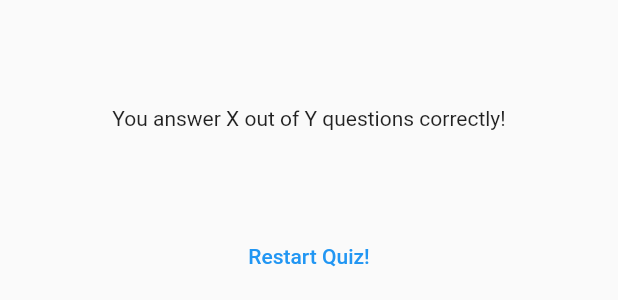
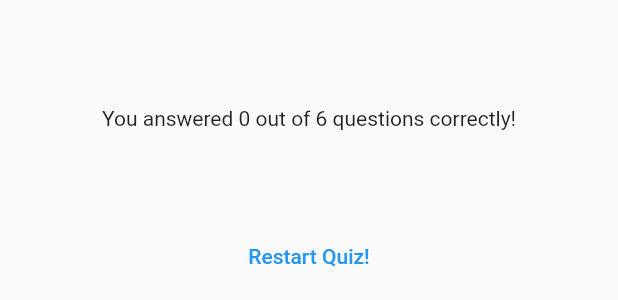
Before and after one commit to eunrain/flutter-adv, a Flutter app: the ResultsScreen widget shown alone on an empty page, opened directly with empty values, on a phone screen of 412 x 824 dp. Shown: the part 419-719 px from the top of the screen. Run offline on Flutter 3.47's test engine with Material 2 defaults, Android fonts, the phone set to English and light mode, and no system bars; our stand-ins replace google_fonts.

Commit message:
feat : expanded & where method

```diff
--- a/lib/questions_summary.dart
+++ b/lib/questions_summary.dart
@@ -12,7 +12,8 @@
       return Row(
         children: [
           Text(((data['question_index'] as int) + 1).toString()),
-          Column(
+          Expanded(
+            child: Column(
               children: [
                 Text(data['question'] as String),
                 const SizedBox(height: 5),
@@ -20,6 +21,7 @@
                 Text(data['correct_answer'] as String),
               ],
             ),
+          ),
         ],
       );
     }).toList());
--- a/lib/results_screen.dart
+++ b/lib/results_screen.dart
@@ -1,3 +1,4 @@
+import 'package:flutter/foundation.dart';
 import 'package:flutter/material.dart';
 import 'package:sec_app/data/questions.dart';
 import 'package:sec_app/questions_summary.dart';
@@ -29,6 +30,12 @@
 
   @override
   Widget build(BuildContext context) {
+    final summaryData = getSummaryData();
+    final numTotalQuestions = questions.length;
+    final numCorrectQuestions = summaryData.where((data) {
+      return data['user_answer'] == data['correct_answer'];
+    }).length;
+
     return SizedBox(
       width: double.infinity,
       child: Container(
@@ -36,9 +43,11 @@
         child: Column(
           mainAxisAlignment: MainAxisAlignment.center,
           children: [
-            const Text('You answer X out of Y questions correctly!'),
+            Text(
+              'You answered $numCorrectQuestions out of $numTotalQuestions questions correctly!',
+            ),
             const SizedBox(height: 30),
-            QuestionsSummary(getSummaryData()),
+            QuestionsSummary(summaryData),
             const SizedBox(height: 30),
             TextButton(
               onPressed: () {},
```
Lines whose indentation alone changed are shown as unchanged.
